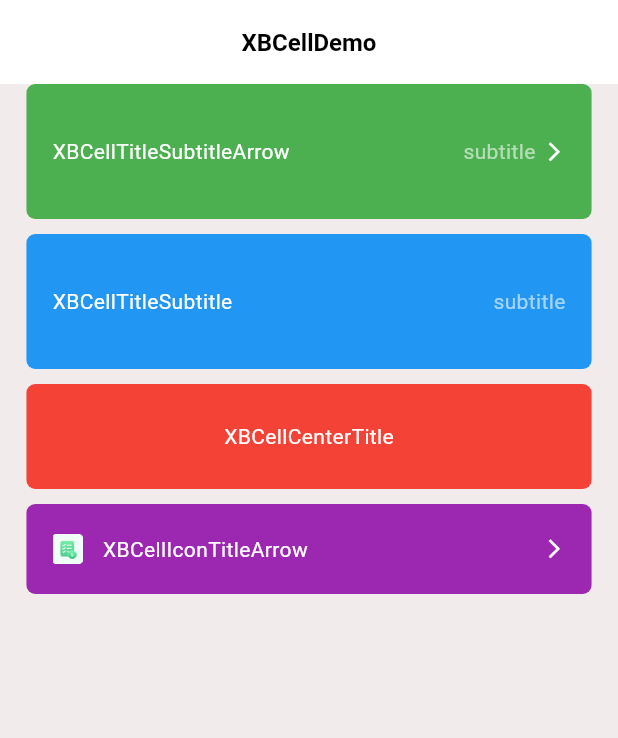
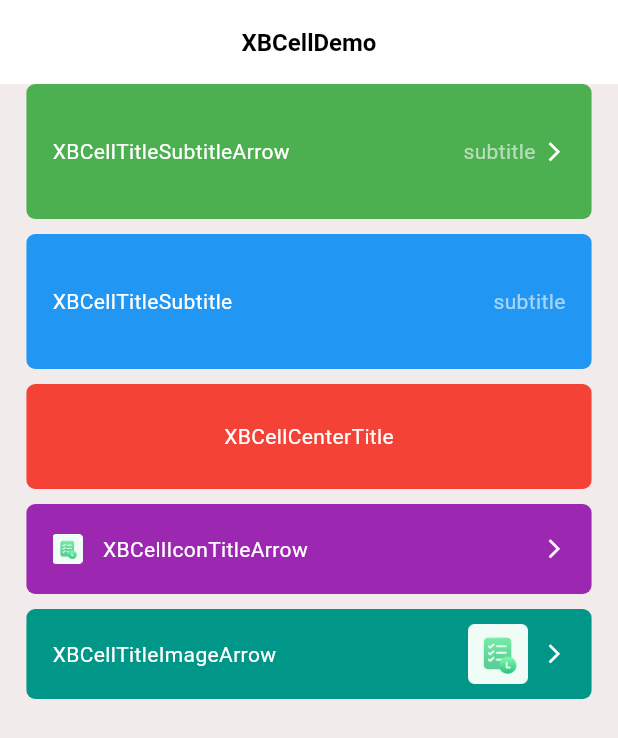
Before and after one commit to huisedediao/xb_scaffold, a Flutter app: the screen it shows after launch, on a phone screen of 412 x 824 dp. Shown: the top 738 px of the screen. Run offline on Flutter 3.47's test engine with Material 3 defaults, Android fonts, the phone set to English and light mode, and no system bars; our stand-ins replace cached_network_image, dio, logger; missing offline and left inert: dart:html.

Commit message:
添加cell

```diff
--- a/example/lib/home.dart
+++ b/example/lib/home.dart
@@ -107,6 +107,24 @@ class Home extends XBPage<HomeVM> {
             arrowColor: Colors.white,
           );
         }
+        if (index == 4) {
+          return XBCellTitleImageArrow(
+            contentBorderRadius: BorderRadius.circular(6),
+            image: "assets/images/icon_inspectionPlan.png",
+            margin: EdgeInsets.only(
+              left: spaces.gapDef,
+              right: spaces.gapDef,
+            ),
+            contentHeight: 40,
+            padding: EdgeInsets.only(
+                left: spaces.gapDef, right: spaces.gapDef, top: 10, bottom: 10),
+            title: title,
+            titleStyle: const TextStyle(color: Colors.white),
+            // imageSize: const Size(20, 20),
+            backgroundColor: Colors.teal,
+            arrowColor: Colors.white,
+          );
+        }
         return Container(
           color: colors.randColor,
           height: 50,
--- a/example/lib/home_vm.dart
+++ b/example/lib/home_vm.dart
@@ -8,6 +8,7 @@ class HomeVM extends XBPageVM<Home> {
         "XBCellTitleSubtitleArrow",
         "XBCellTitleSubtitle",
         "XBCellCenterTitle",
-        "XBCellIconTitleArrow"
+        "XBCellIconTitleArrow",
+        "XBCellTitleImageArrow"
       ];
 }
--- a/lib/src/common/xb_cell/xb_cell.dart
+++ b/lib/src/common/xb_cell/xb_cell.dart
@@ -4,6 +4,7 @@ export 'xb_cell_center_title.dart';
 export 'xb_cell_title_subtitle_arrow.dart';
 export 'xb_cell_title_subtitle.dart';
 export 'xb_cell_icon_title_arrow.dart';
+export 'xb_cell_title_image_arrow.dart';
 
 abstract class XBCell extends StatelessWidget {
   final EdgeInsetsGeometry? margin;
--- /dev/null
+++ b/lib/src/common/xb_cell/xb_cell_title_image_arrow.dart
@@ -0,0 +1,62 @@
+import 'package:flutter/material.dart';
+import 'package:xb_scaffold/src/common/xb_cell/xb_right_icon.dart';
+import 'package:xb_scaffold/xb_scaffold.dart';
+
+class XBCellTitleImageArrow extends XBCell {
+  final String image;
+  final Size? imageSize;
+  final double? titleRightPadding;
+  final String title;
+  final TextStyle? titleStyle;
+  final double? maxTitleWidth;
+  final int? titleMaxLines;
+  final TextOverflow? titleOverflow;
+  final Color? arrowColor;
+  final double? arrowLeftPadding;
+  const XBCellTitleImageArrow(
+      {required this.image,
+      this.imageSize,
+      required this.title,
+      this.titleRightPadding,
+      this.titleStyle,
+      this.maxTitleWidth,
+      this.titleMaxLines,
+      this.titleOverflow,
+      this.arrowColor,
+      this.arrowLeftPadding,
+      super.contentHeight,
+      super.margin,
+      super.padding,
+      super.onTap,
+      super.contentBorderRadius,
+      super.backgroundColor,
+      super.key});
+
+  @override
+  Widget buildContent() {
+    return Row(
+      children: [
+        SizedBox(
+          width: maxTitleWidth,
+          child: Text(
+            title,
+            overflow: titleOverflow,
+            style: titleStyle,
+            maxLines: titleMaxLines,
+          ),
+        ),
+        SizedBox(width: titleRightPadding ?? spaces.gapLess),
+        const Spacer(),
+        XBImage(
+          image,
+          width: imageSize?.width ?? 50,
+          height: imageSize?.height ?? 50,
+        ),
+        SizedBox(width: arrowLeftPadding ?? 5),
+        XBCellArrow(
+          color: arrowColor,
+        ),
+      ],
+    );
+  }
+}
```
